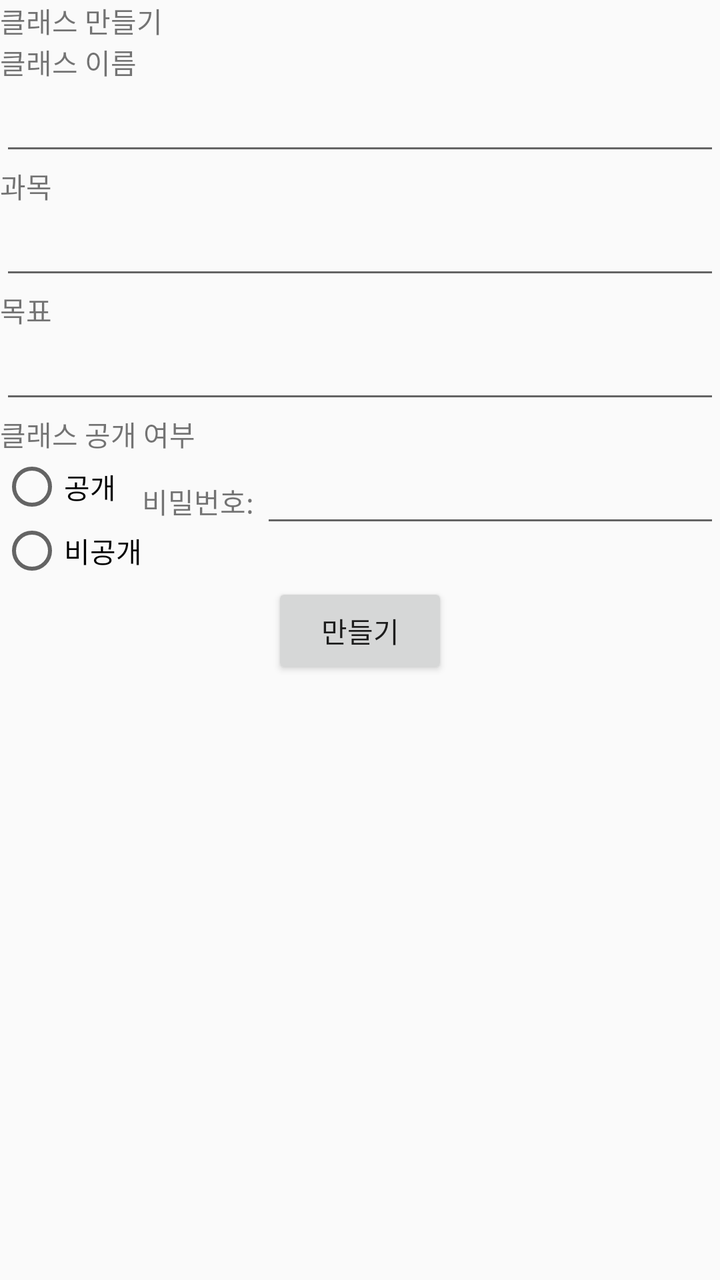
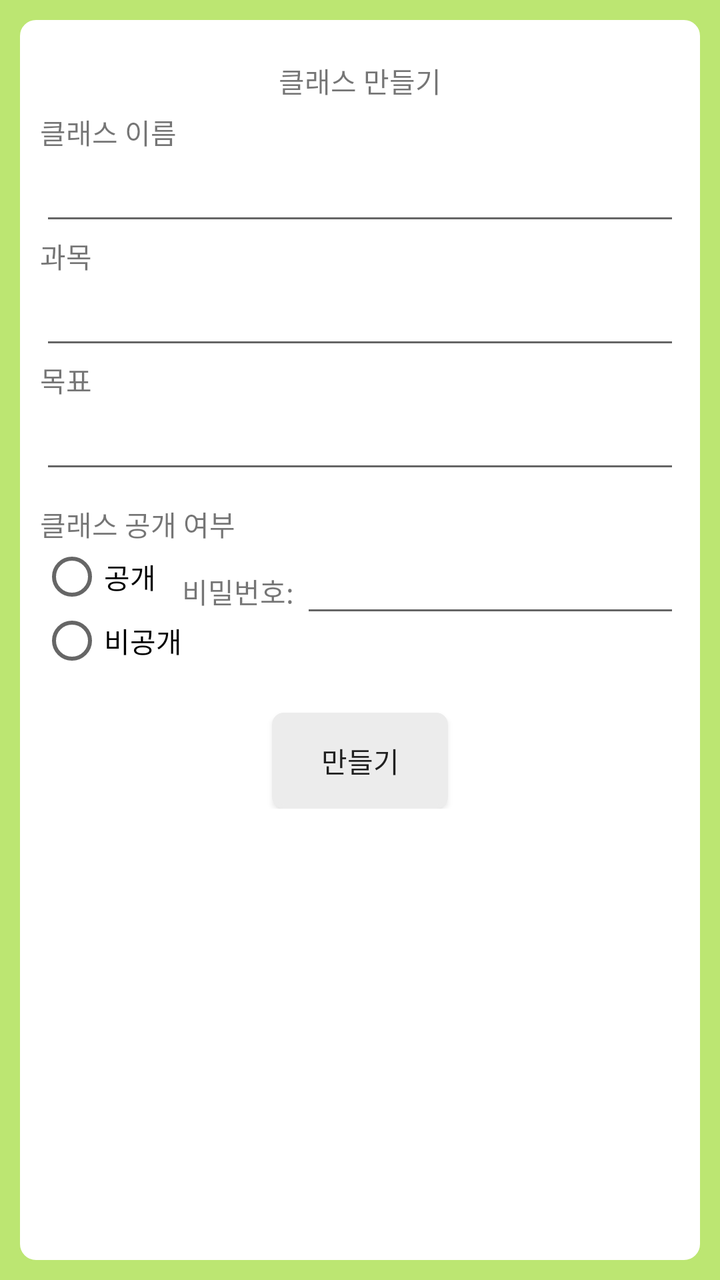

Before-and-after screenshots of an Android layout around one commit, followed by the original layout XML and the change that was made.
<!-- AndroidManifest.xml: application theme Theme.AppCompat.Light.DarkActionBar -->
<!-- res/layout/activity_create_by_stu.xml -->
<?xml version="1.0" encoding="utf-8"?>
<LinearLayout xmlns:android="http://schemas.android.com/apk/res/android"
    android:layout_width="match_parent"
    android:layout_height="match_parent"
    android:orientation="vertical">

    <LinearLayout
        android:layout_width="match_parent"
        android:layout_height="wrap_content"
        android:orientation="vertical">

        <TextView
            android:id="@+id/createbyS"
            android:layout_width="wrap_content"
            android:layout_height="wrap_content"
            android:text="클래스 만들기"/>

        <TableLayout
            android:layout_width="match_parent"
            android:layout_height="wrap_content"
            android:shrinkColumns="2"
            android:stretchColumns="2">

            <TextView
                android:text="클래스 이름"
                android:layout_gravity="center"/>
            <EditText
                android:id="@+id/edCname"
                android:inputType="text"/>

            <TextView
                android:text="과목"
                android:layout_gravity="center"/>
            <EditText
                android:id="@+id/edSub"
                android:inputType="text"/>

            <TextView
                android:text="목표"
                android:layout_gravity="center"/>
            <EditText
                android:id="@+id/edCgoal"
                android:inputType="text"/>

            <TextView
                android:text="클래스 공개 여부"
                android:layout_gravity="center"/>
            <TableRow
                android:layout_width="wrap_content"
                android:layout_height="wrap_content">
                <RadioGroup
                    android:id="@+id/jobs"
                    android:layout_width="wrap_content"
                    android:layout_height="wrap_content">
                    <RadioButton
                        android:text="공개"
                        android:id="@+id/open"
                        android:layout_width="wrap_content"
                        android:layout_height="wrap_content"/>
                    <RadioButton
                        android:text="비공개"
                        android:layout_width="wrap_content"
                        android:layout_height="wrap_content"
                        android:id="@+id/secret"/>
                </RadioGroup>
                <TextView
                    android:id="@+id/spw"
                    android:text="비밀번호: " />
                <EditText
                    android:layout_height="wrap_content"
                    android:layout_width="wrap_content"
                    android:id="@+id/edspw"/>
            </TableRow>

        </TableLayout>

        <Button
            android:layout_width="wrap_content"
            android:layout_height="wrap_content"
            android:layout_gravity="center"
            android:text="만들기"
            android:id="@+id/create"/>

    </LinearLayout>

</LinearLayout>
<!-- resources referenced by this layout -->
<resources>

</resources>

<!-- the commit's change to res/layout/activity_create_by_stu.xml (unified diff, before → after) -->
@@ -2,17 +2,25 @@
 <LinearLayout xmlns:android="http://schemas.android.com/apk/res/android"
     android:layout_width="match_parent"
     android:layout_height="match_parent"
+    android:background="#BCE672"
+    android:padding="10dp"
     android:orientation="vertical">
-
+<LinearLayout
+    android:layout_width="match_parent"
+    android:layout_height="match_parent"
+    android:background="@drawable/border">
     <LinearLayout
         android:layout_width="match_parent"
         android:layout_height="wrap_content"
+        android:layout_margin="10dp"
         android:orientation="vertical">
 
         <TextView
             android:id="@+id/createbyS"
+            android:layout_marginTop="10dp"
             android:layout_width="wrap_content"
             android:layout_height="wrap_content"
+            android:layout_gravity="center"
             android:text="클래스 만들기"/>
 
         <TableLayout
@@ -22,6 +30,7 @@
             android:stretchColumns="2">
 
             <TextView
+                android:layout_marginTop="5dp"
                 android:text="클래스 이름"
                 android:layout_gravity="center"/>
             <EditText
@@ -43,6 +52,7 @@
                 android:inputType="text"/>
 
             <TextView
+                android:layout_marginTop="10dp"
                 android:text="클래스 공개 여부"
                 android:layout_gravity="center"/>
             <TableRow
@@ -75,6 +85,8 @@
         </TableLayout>
 
         <Button
+            android:layout_marginTop="20dp"
+            android:background="@drawable/btn_re"
             android:layout_width="wrap_content"
             android:layout_height="wrap_content"
             android:layout_gravity="center"
@@ -84,3 +96,4 @@
     </LinearLayout>
 
 </LinearLayout>
+</LinearLayout>
<!-- resource entries referenced after the edit -->
@@ -1,5 +1,37 @@
 <!-- resources referenced by this layout -->
 <resources>
-
+  <!-- drawable border (drawable) -->
+  <?xml version="1.0" encoding="utf-8"?>
+  <shape xmlns:android="http://schemas.android.com/apk/res/android">
+      android:padding="10dp"
+      android:shape="retangle">
+  
+      <stroke android:width="2dp"
+          android:color="@color/white"/>
+  
+      <solid android:color="#ffffff"/>
+      <corners
+          android:topRightRadius="7dp"
+          android:topLeftRadius="7dp"
+          android:bottomRightRadius="7dp"
+          android:bottomLeftRadius="7dp"/>
+  </shape>
+  <!-- drawable btn_re (drawable) -->
+  <?xml version="1.0" encoding="utf-8"?>
+  <shape xmlns:android="http://schemas.android.com/apk/res/android">
+  
+      <solid android:color="#ececec"/>
+  
+      <stroke
+          android:width="2dp"
+          android:color="#ececec"/>
+      <corners
+          android:topLeftRadius="5dp"
+          android:topRightRadius="5dp"
+          android:bottomLeftRadius="5dp"
+          android:bottomRightRadius="5dp" />
+  
+  </shape>
+  <color name="white">#FFFFFF</color>
 </resources>
 
